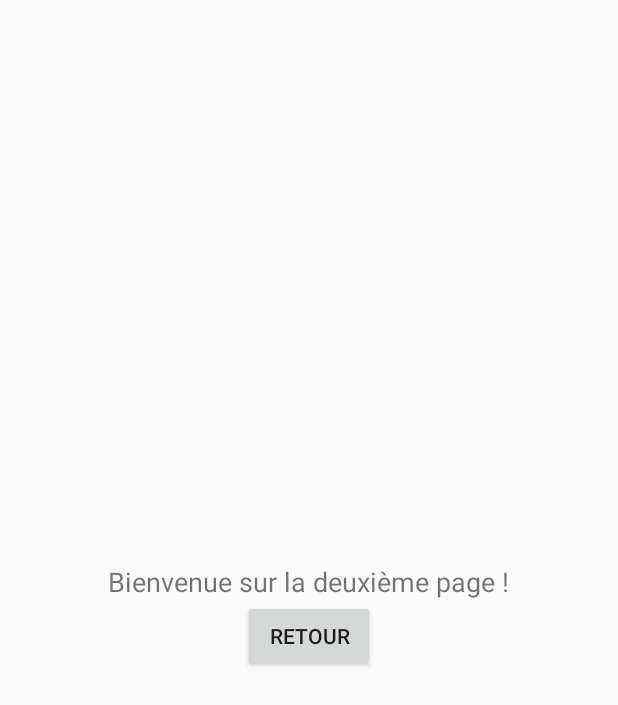
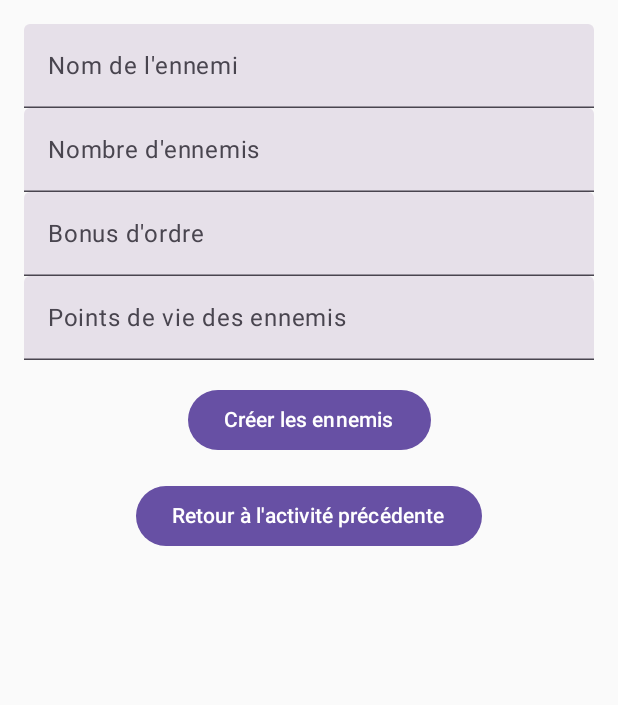
Before and after one commit to leerrat/D-DCombatOrder, an Android app built with Jetpack Compose: the MainActivity2 screen opened directly, with no data from a screen before it, on a phone screen of 412 x 824 dp. Shown: the top 705 px of the screen. Run offline under Robolectric (Android 15) with nearby library versions, the phone set to English and light mode, and no system bars.

Commit message:
Page ajouts de plusieurs ennemis fonctionnelles

```diff
--- a/app/src/main/java/com/example/testdeprojet/MainActivity2.kt
+++ b/app/src/main/java/com/example/testdeprojet/MainActivity2.kt
@@ -1,20 +1,127 @@
 package com.example.testdeprojet
 
-import android.content.Intent
 import android.os.Bundle
-import android.widget.Button
+import android.widget.Toast
 import androidx.activity.ComponentActivity
+import androidx.activity.compose.setContent
+import androidx.compose.foundation.layout.*
+import androidx.compose.material3.Button
+import androidx.compose.material3.Text
+import androidx.compose.material3.TextField
+import androidx.compose.runtime.Composable
+import androidx.compose.runtime.getValue
+import androidx.compose.runtime.mutableStateOf
+import androidx.compose.runtime.remember
+import androidx.compose.runtime.setValue
+import androidx.compose.ui.Alignment
+import androidx.compose.ui.Modifier
+import androidx.compose.ui.unit.dp
+import com.example.testdeprojet.MainActivity.Companion.PersoList
+import kotlin.random.Random
 
 class MainActivity2 : ComponentActivity() {
     override fun onCreate(savedInstanceState: Bundle?) {
         super.onCreate(savedInstanceState)
-        setContentView(R.layout.activity_main2) // Lier l'interface XML
 
-        // Lier le bouton Retour
-        val buttonBack = findViewById<Button>(R.id.buttonBack)
-        buttonBack.setOnClickListener {
-            // Terminer cette activité pour revenir à la précédente
-            finish()
+        setContent {
+            CreateEnemiesScreen()  // Créez l'écran de la 2e activité avec la logique de création des ennemis
+        }
+    }
+
+    // Fonction composable pour créer l'écran
+    @Composable
+    fun CreateEnemiesScreen() {
+        // Variables d'état pour les champs de texte
+        var enemyName by remember { mutableStateOf("") }
+        var numEnemies by remember { mutableStateOf("") }
+        var bonusOrdre by remember { mutableStateOf("") }
+        var pdv by remember { mutableStateOf("") }
+
+        Column(
+            modifier = Modifier
+                .fillMaxSize()
+                .padding(16.dp),
+            horizontalAlignment = Alignment.CenterHorizontally
+        ) {
+            // Champ de texte pour le nom de l'ennemi
+            TextField(
+                value = enemyName,
+                onValueChange = { enemyName = it },
+                label = { Text("Nom de l'ennemi") },
+                modifier = Modifier.fillMaxWidth()
+            )
+
+            // Champ de texte pour le nombre d'ennemis
+            TextField(
+                value = numEnemies,
+                onValueChange = { numEnemies = it },
+                label = { Text("Nombre d'ennemis") },
+                modifier = Modifier.fillMaxWidth()
+            )
+
+            // Champ de texte pour le bonus d'ordre
+            TextField(
+                value = bonusOrdre,
+                onValueChange = { bonusOrdre = it },
+                label = { Text("Bonus d'ordre") },
+                modifier = Modifier.fillMaxWidth()
+            )
+
+            // Champ de texte pour les points de vie des ennemis
+            TextField(
+                value = pdv,
+                onValueChange = { pdv = it },
+                label = { Text("Points de vie des ennemis") },
+                modifier = Modifier.fillMaxWidth()
+            )
+
+            Spacer(modifier = Modifier.height(16.dp))
+
+            // Bouton pour créer les ennemis
+            Button(onClick = {
+                if (enemyName.isNotEmpty() && numEnemies.isNotEmpty() && bonusOrdre.isNotEmpty() && pdv.isNotEmpty()) {
+                    createEnemies(enemyName, numEnemies, bonusOrdre, pdv)
+                } else {
+                    Toast.makeText(this@MainActivity2, "Veuillez remplir tous les champs.", Toast.LENGTH_SHORT).show()
+                }
+            }) {
+                Text("Créer les ennemis")
+            }
+
+            Spacer(modifier = Modifier.height(16.dp))
+
+            // Bouton de retour à l'activité précédente
+            Button(onClick = { finish() }) {
+                Text("Retour à l'activité précédente")
+            }
+        }
+    }
+
+    // Fonction pour créer les ennemis avec un nom, un nombre d'ennemis, des points de vie et un bonus d'ordre
+    private fun createEnemies(enemyName: String, numEnemies: String, bonusOrdre: String, pdv: String) {
+        val numberOfEnemies = numEnemies.toIntOrNull() ?: 0  // Convertir le nombre d'ennemis en entier
+        val bonus = bonusOrdre.toIntOrNull() ?: 0  // Convertir le bonus en entier, par défaut 0 si invalide
+        val healthPoints = pdv.toIntOrNull() ?: 0  // Convertir les points de vie en entier, par défaut 0 si invalide
+
+        // Vérifier que les valeurs sont valides
+        if (numberOfEnemies <= 0 || healthPoints <= 0) {
+            Toast.makeText(this, "Veuillez entrer un nombre d'ennemis et des points de vie valides.", Toast.LENGTH_SHORT).show()
+            return
+        }
+
+        // Créer le nombre d'ennemis spécifié
+        for (i in 1..numberOfEnemies) {
+            val randomOrder = Random.nextInt(1, 21)  // Génère un ordre aléatoire entre 1 et 20
+
+            // Calculer l'ordre final en appliquant le bonus et en s'assurant que l'ordre ne soit pas inférieur à 1
+            val finalOrder = (randomOrder + bonus).coerceAtLeast(1)
+
+            // Créer un nouvel ennemi avec le nom et l'ordre final
+            val newEnemy = Perso(finalOrder, "$enemyName $i", healthPoints)
+            PersoList.add(newEnemy)
+
+            // Afficher un message pour indiquer que l'ennemi a été créé
+            Toast.makeText(this, "Ennemi ${newEnemy.Nom} créé avec ordre ${newEnemy.Ordre}.", Toast.LENGTH_SHORT).show()
         }
     }
 }
```
Also changed, not shown: app/src/main/java/com/example/testdeprojet/MainActivity.kt (+6 -1 lines), app/src/main/res/layout/activity_main2.xml (+37 -4 lines).
